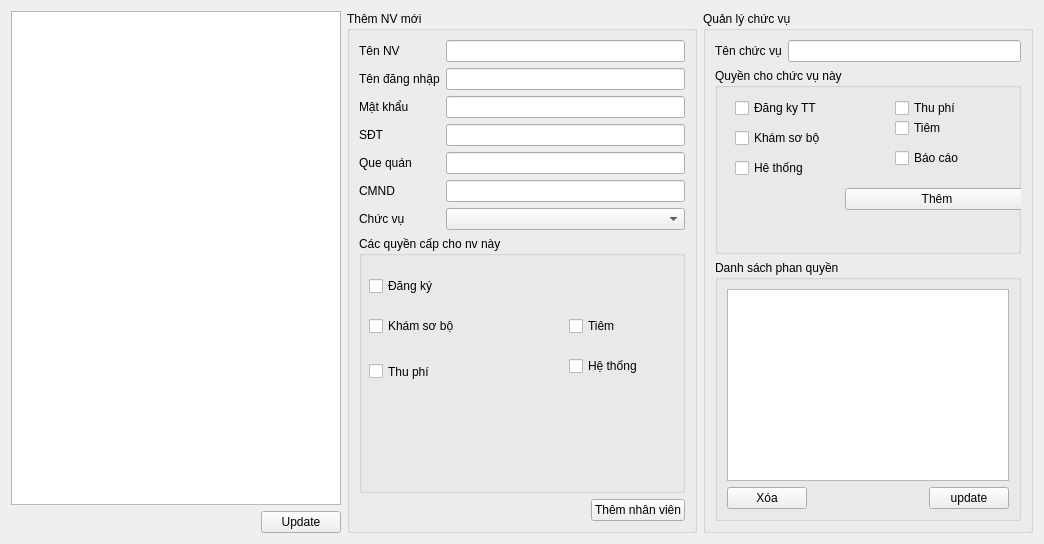
Qt form managenv.ui (xdien/tcmr) before a commit.
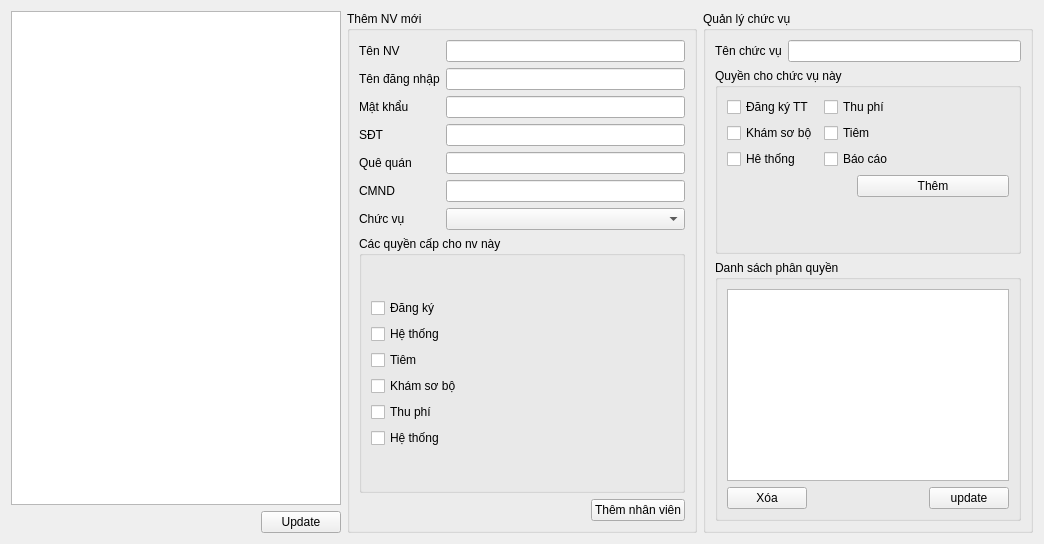
The same form after that commit.

```diff
--- a/managenv.ui
+++ b/managenv.ui
@@ -94,7 +94,7 @@
         <item row="4" column="0">
          <widget class="QLabel" name="label_7">
           <property name="text">
-           <string>Que quán</string>
+           <string>Quê quán</string>
           </property>
          </widget>
         </item>
@@ -157,71 +157,54 @@
         <property name="title">
          <string>Các quyền cấp cho nv này</string>
         </property>
-        <widget class="QCheckBox" name="checkBox_3h">
-         <property name="geometry">
-          <rect>
-           <x>10</x>
-           <y>120</y>
-           <width>86</width>
-           <height>31</height>
-          </rect>
-         </property>
-         <property name="text">
-          <string>Thu phí</string>
-         </property>
-        </widget>
+        <layout class="QVBoxLayout" name="verticalLayout_6">
+         <item>
+          <layout class="QVBoxLayout" name="verticalLayout_5">
+           <item>
         <widget class="QCheckBox" name="checkBox_1h">
-         <property name="geometry">
-          <rect>
-           <x>10</x>
-           <y>40</y>
-           <width>86</width>
-           <height>20</height>
-          </rect>
-         </property>
          <property name="text">
           <string>Đăng ký</string>
          </property>
         </widget>
-        <widget class="QCheckBox" name="checkBox_2h">
-         <property name="geometry">
-          <rect>
-           <x>10</x>
-           <y>80</y>
-           <width>111</width>
-           <height>20</height>
-          </rect>
-         </property>
+           </item>
+           <item>
+            <widget class="QCheckBox" name="checkBox_6h">
          <property name="text">
-          <string>Khám sơ bộ</string>
-         </property>
-        </widget>
+              <string>Hệ thống</string>
+             </property>
+            </widget>
+           </item>
+           <item>
         <widget class="QCheckBox" name="checkBox_4h">
-         <property name="geometry">
-          <rect>
-           <x>210</x>
-           <y>80</y>
-           <width>86</width>
-           <height>20</height>
-          </rect>
-         </property>
          <property name="text">
           <string>Tiêm</string>
          </property>
         </widget>
+           </item>
+           <item>
+            <widget class="QCheckBox" name="checkBox_2h">
+             <property name="text">
+              <string>Khám sơ bộ</string>
+             </property>
+            </widget>
+           </item>
+           <item>
+            <widget class="QCheckBox" name="checkBox_3h">
+             <property name="text">
+              <string>Thu phí</string>
+             </property>
+            </widget>
+           </item>
+           <item>
         <widget class="QCheckBox" name="checkBox_5h">
-         <property name="geometry">
-          <rect>
-           <x>210</x>
-           <y>120</y>
-           <width>86</width>
-           <height>20</height>
-          </rect>
-         </property>
          <property name="text">
           <string>Hệ thống</string>
          </property>
         </widget>
+           </item>
+          </layout>
+         </item>
+        </layout>
         <zorder>checkBox_1h</zorder>
         <zorder>checkBox_2h</zorder>
         <zorder>checkBox_4h</zorder>
@@ -293,80 +276,54 @@
         <property name="title">
          <string>Quyền cho chức vụ này</string>
         </property>
+        <layout class="QVBoxLayout" name="verticalLayout_7">
+         <item>
+          <layout class="QFormLayout" name="formLayout_5">
+           <item row="0" column="0">
         <widget class="QCheckBox" name="checkBox_1">
-         <property name="geometry">
-          <rect>
-           <x>20</x>
-           <y>30</y>
-           <width>101</width>
-           <height>20</height>
-          </rect>
-         </property>
          <property name="text">
-          <string>Đăng ky TT</string>
-         </property>
-        </widget>
-        <widget class="QCheckBox" name="checkBox_2">
-         <property name="geometry">
-          <rect>
-           <x>20</x>
-           <y>60</y>
-           <width>111</width>
-           <height>20</height>
-          </rect>
-         </property>
-         <property name="text">
-          <string>Khám sơ bộ</string>
-         </property>
-        </widget>
+              <string>Đăng ký TT</string>
+             </property>
+            </widget>
+           </item>
+           <item row="0" column="1">
         <widget class="QCheckBox" name="checkBox_3">
-         <property name="geometry">
-          <rect>
-           <x>180</x>
-           <y>30</y>
-           <width>81</width>
-           <height>20</height>
-          </rect>
-         </property>
          <property name="text">
           <string>Thu phí</string>
          </property>
         </widget>
+           </item>
+           <item row="1" column="0">
+            <widget class="QCheckBox" name="checkBox_2">
+             <property name="text">
+              <string>Khám sơ bộ</string>
+             </property>
+            </widget>
+           </item>
+           <item row="1" column="1">
+            <widget class="QCheckBox" name="checkBox_5">
+             <property name="text">
+              <string>Tiêm</string>
+             </property>
+            </widget>
+           </item>
+           <item row="2" column="0">
+            <widget class="QCheckBox" name="checkBox_6">
+             <property name="text">
+              <string>Hê thống</string>
+             </property>
+            </widget>
+           </item>
+           <item row="2" column="1">
         <widget class="QCheckBox" name="checkBox_4">
-         <property name="geometry">
-          <rect>
-           <x>180</x>
-           <y>80</y>
-           <width>86</width>
-           <height>20</height>
-          </rect>
-         </property>
          <property name="text">
           <string>Báo cáo</string>
          </property>
         </widget>
-        <widget class="QCheckBox" name="checkBox_5">
-         <property name="geometry">
-          <rect>
-           <x>180</x>
-           <y>50</y>
-           <width>86</width>
-           <height>20</height>
-          </rect>
-         </property>
-         <property name="text">
-          <string>Tiêm</string>
-         </property>
-        </widget>
-        <widget class="QWidget" name="layoutWidget">
-         <property name="geometry">
-          <rect>
-           <x>0</x>
-           <y>120</y>
-           <width>314</width>
-           <height>33</height>
-          </rect>
-         </property>
+           </item>
+          </layout>
+         </item>
+         <item>
          <layout class="QFormLayout" name="formLayout_4">
           <item row="0" column="0">
            <spacer name="horizontalSpacer_3">
@@ -389,26 +346,14 @@
            </widget>
           </item>
          </layout>
-        </widget>
-        <widget class="QCheckBox" name="checkBox_6">
-         <property name="geometry">
-          <rect>
-           <x>20</x>
-           <y>90</y>
-           <width>86</width>
-           <height>20</height>
-          </rect>
-         </property>
-         <property name="text">
-          <string>Hê thống</string>
-         </property>
-        </widget>
+         </item>
+        </layout>
        </widget>
       </item>
       <item>
        <widget class="QGroupBox" name="groupBox_5">
         <property name="title">
-         <string>Danh sách phan quyền</string>
+         <string>Danh sách phân quyền</string>
         </property>
         <layout class="QVBoxLayout" name="verticalLayout_4">
          <item>
```
Lines whose indentation alone changed are shown as unchanged.
